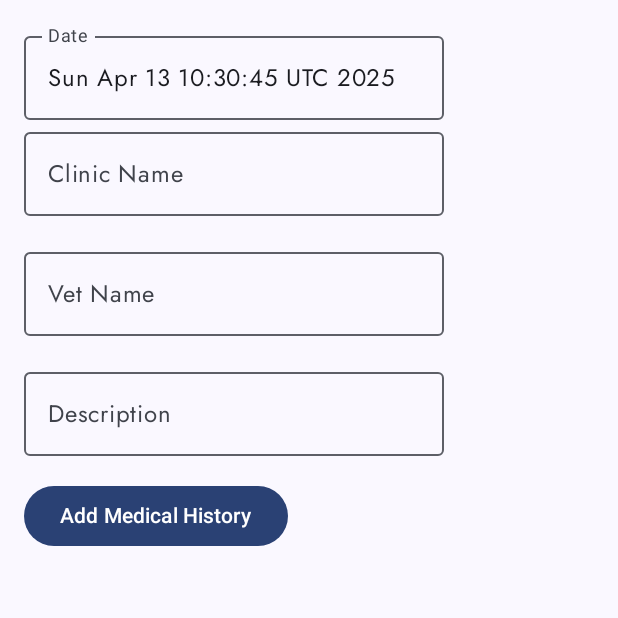
After one commit to Baicha-S/Mobile-Computing-CP3406, an Android app built with Jetpack Compose: the composable AddMedicalInfoPage called with empty values, on a phone screen of 412 x 824 dp, the top half of it. The commit adds this screen. Run offline under Robolectric (Android 15) with nearby library versions, the phone set to English and light mode, and no system bars; our stand-ins replace Room's generated code.

Commit message:
"Add Medical Info data and functions."

```diff
--- a/app/src/main/java/com/example/assignment1/data/AppDatabase.kt
+++ b/app/src/main/java/com/example/assignment1/data/AppDatabase.kt
@@ -4,9 +4,10 @@ import androidx.room.Database
 import androidx.room.RoomDatabase
 import androidx.room.TypeConverters
 
-@Database(entities = [Appointment::class, Pet::class], version = 2)
-@TypeConverters(Converters::class) // Register your com.example.assignment1.data.Converters class here
+@Database(entities = [Appointment::class, Pet::class, MedicalInfo::class], version = 3)
+@TypeConverters(Converters::class)
 abstract class AppDatabase : RoomDatabase() {
     abstract fun appointmentDao(): AppointmentDao
     abstract fun petDao(): PetDao
+    abstract fun medicalInfoDao(): MedicalInfoDao
 }
--- /dev/null
+++ b/app/src/main/java/com/example/assignment1/data/MedicalInfoDao.kt
@@ -0,0 +1,15 @@
+package com.example.assignment1.data
+
+import androidx.room.Dao
+import androidx.room.Insert
+import androidx.room.Query
+import kotlinx.coroutines.flow.Flow
+
+@Dao
+interface MedicalInfoDao {
+    @Insert
+    suspend fun insertMedicalInfo(medicalInfo: MedicalInfo)
+
+    @Query("SELECT * FROM medical_info WHERE petId = :petId")
+    fun getMedicalInfoByPetId(petId: Int): Flow<List<MedicalInfo>>
+}
--- /dev/null
+++ b/app/src/main/java/com/example/assignment1/data/MedicalInfoRepository.kt
@@ -0,0 +1,8 @@
+package com.example.assignment1.data
+
+import kotlinx.coroutines.flow.Flow
+
+interface MedicalInfoRepository {
+    suspend fun insertMedicalInfo(medicalInfo: MedicalInfo)
+    fun getMedicalInfoByPetId(petId: Int): Flow<List<MedicalInfo>>
+}
--- /dev/null
+++ b/app/src/main/java/com/example/assignment1/data/MedicalInfoRepositoryImpl.kt
@@ -0,0 +1,13 @@
+package com.example.assignment1.data
+
+import kotlinx.coroutines.flow.Flow
+
+class MedicalInfoRepositoryImpl(private val medicalInfoDao: MedicalInfoDao) : MedicalInfoRepository {
+    override suspend fun insertMedicalInfo(medicalInfo: MedicalInfo) {
+        medicalInfoDao.insertMedicalInfo(medicalInfo)
+    }
+
+    override fun getMedicalInfoByPetId(petId: Int): Flow<List<MedicalInfo>> {
+        return medicalInfoDao.getMedicalInfoByPetId(petId)
+    }
+}
--- a/app/src/main/java/com/example/assignment1/data/Migration.kt
+++ b/app/src/main/java/com/example/assignment1/data/Migration.kt
@@ -23,3 +23,8 @@ val MIGRATION_1_2 = object : Migration(1, 2) {
         )
     }
 }
+val MIGRATION_2_3 = object : Migration(2, 3){
+    override fun migrate(database: SupportSQLiteDatabase) {
+        database.execSQL("CREATE TABLE `medical_info` (`id` INTEGER PRIMARY KEY AUTOINCREMENT NOT NULL, `petId` INTEGER NOT NULL, `date` INTEGER NOT NULL, `clinicName` TEXT NOT NULL, `vetName` TEXT NOT NULL, `description` TEXT NOT NULL)")
+    }
+}
--- a/app/src/main/java/com/example/assignment1/data/Pet.kt
+++ b/app/src/main/java/com/example/assignment1/data/Pet.kt
@@ -17,10 +17,6 @@ val gender: String,
 val species: String,
 val allergies: String,
 val imageResId: Int,
-
-
-    // Medical Tracker
-    //val medicalHistory: MutableList<String> = mutableListOf(),
 
     // Exercise Tracker
     var exerciseGoalHours: Float = 3.5f, // 3.5 by default but user can adjust
--- a/app/src/main/java/com/example/assignment1/di/Modules.kt
+++ b/app/src/main/java/com/example/assignment1/di/Modules.kt
@@ -9,36 +9,36 @@ import com.example.assignment1.data.*
 import com.example.assignment1.viewModel.*
 import org.koin.android.ext.koin.androidContext
 import org.koin.androidx.viewmodel.dsl.viewModel
-import org.koin.core.scope.get
 import org.koin.dsl.module
 
 @RequiresApi(Build.VERSION_CODES.O)
 val appModules = module {
-    // Room Database
     single {
         Room.databaseBuilder(
             androidContext(),
             AppDatabase::class.java,
             "appointment-db"
-        ).addMigrations(MIGRATION_1_2).build()
+        ).addMigrations(MIGRATION_1_2, MIGRATION_2_3).build()
     }
 
-    // DAOs
     single { get<AppDatabase>().appointmentDao() }
     single { get<AppDatabase>().petDao() }
+    single { get<AppDatabase>().medicalInfoDao() }
     //single { get<AppDatabase>().guidelineDao() }
 
     // Repositories
     single<AppointmentRepository> { AppointmentRepositoryImpl(get()) }
     single<PetRepository> { PetRepositoryImpl(get()) }
     single<GuidelineRepository> { GuidelineRepositoryImpl() }
+    single<MedicalInfoRepository> { MedicalInfoRepositoryImpl(get()) }
 
     // ViewModels
     viewModel { AppointmentViewModel(get()) }
     viewModel { PetsViewModel(get()) }
-    viewModel { PetDetailsViewModel(get()) }
     viewModel { HomeViewModel(get()) }
     viewModel { AddPetProfileViewModel(get()) }
     viewModel { GuidelineViewModel(get()) }
     viewModel { ExerciseViewModel(get()) }
+    viewModel { PetDetailsViewModel(get(), get()) }
+    viewModel { AddMedicalInfoViewModel(get()) }
 }
--- a/app/src/main/java/com/example/assignment1/navigation/Screens.kt
+++ b/app/src/main/java/com/example/assignment1/navigation/Screens.kt
@@ -9,4 +9,5 @@ sealed class Screens(val route: String) {
     object GuidelineScreen : Screens("guideline")
     object PetDetailsScreen : Screens("pet_details/{petId}")
     object PetListScreen : Screens("pet_list")
+    object AddMedicalInfoScreen : Screens("add_medical_history/{petId}")
 }
--- /dev/null
+++ b/app/src/main/java/com/example/assignment1/view/AddMedicalInfoPage.kt
@@ -0,0 +1,81 @@
+package com.example.assignment1.view
+
+import androidx.compose.foundation.layout.*
+import androidx.compose.material3.*
+import androidx.compose.runtime.*
+import androidx.compose.ui.Modifier
+import androidx.compose.ui.unit.dp
+import androidx.navigation.NavController
+import com.example.assignment1.data.MedicalInfo
+import com.example.assignment1.viewModel.AddMedicalInfoViewModel
+import org.koin.androidx.compose.koinViewModel
+import java.util.Date
+
+@Composable
+fun AddMedicalInfoPage(
+    petId: Int,
+    navController: NavController,
+    viewModel: AddMedicalInfoViewModel = koinViewModel()
+) {
+    var date by remember { mutableStateOf(Date()) }
+    var clinicName by remember { mutableStateOf("") }
+    var vetName by remember { mutableStateOf("") }
+    var description by remember { mutableStateOf("") }
+
+    var clinicNameError by remember { mutableStateOf(false) }
+    var vetNameError by remember { mutableStateOf(false) }
+    var descriptionError by remember { mutableStateOf(false) }
+
+    Column(
+        modifier = Modifier
+            .fillMaxSize()
+            .padding(16.dp)
+    ) {
+        OutlinedTextField(
+            value = date.toString(),
+            onValueChange = { /* Handle date input */ },
+            label = { Text("Date") }
+        )
+        OutlinedTextField(
+            value = clinicName,
+            onValueChange = { clinicName = it; clinicNameError = false },
+            label = { Text("Clinic Name") },
+            isError = clinicNameError,
+            supportingText = { if (clinicNameError) Text("Clinic Name cannot be empty") }
+        )
+        OutlinedTextField(
+            value = vetName,
+            onValueChange = { vetName = it; vetNameError = false },
+            label = { Text("Vet Name") },
+            isError = vetNameError,
+            supportingText = { if (vetNameError) Text("Vet Name cannot be empty") }
+        )
+        OutlinedTextField(
+            value = description,
+            onValueChange = { description = it; descriptionError = false },
+            label = { Text("Description") },
+            isError = descriptionError,
+            supportingText = { if (descriptionError) Text("Description cannot be empty") }
+        )
+
+        Button(onClick = {
+            clinicNameError = clinicName.isEmpty()
+            vetNameError = vetName.isEmpty()
+            descriptionError = description.isEmpty()
+
+            if (!clinicNameError && !vetNameError && !descriptionError) {
+                val medicalInfo = MedicalInfo(
+                    petId = petId,
+                    date = date,
+                    clinicName = clinicName,
+                    vetName = vetName,
+                    description = description
+                )
+                viewModel.addMedicalInfo(medicalInfo)
+                navController.popBackStack()
+            }
+        }) {
+            Text("Add Medical History")
+        }
+    }
+}
--- a/app/src/main/java/com/example/assignment1/view/AppointmentPage.kt
+++ b/app/src/main/java/com/example/assignment1/view/AppointmentPage.kt
@@ -17,7 +17,6 @@ import androidx.compose.foundation.layout.fillMaxSize
 import androidx.compose.foundation.layout.fillMaxWidth
 import androidx.compose.foundation.layout.height
 import androidx.compose.foundation.layout.padding
-//noinspection UsingMaterialAndMaterial3Libraries
 import androidx.compose.material.TabRowDefaults.Divider
 import androidx.compose.material.icons.Icons
 import androidx.compose.material.icons.filled.Delete
--- /dev/null
+++ b/app/src/main/java/com/example/assignment1/view/EditPetPage.kt
@@ -0,0 +1 @@
+package com.example.assignment1.view
--- a/app/src/main/java/com/example/assignment1/view/HomePage.kt
+++ b/app/src/main/java/com/example/assignment1/view/HomePage.kt
@@ -25,7 +25,6 @@ import androidx.compose.material.icons.Icons
 import androidx.compose.material.icons.filled.Delete
 import androidx.compose.material3.AlertDialog
 import androidx.compose.material3.CircularProgressIndicator
-import androidx.compose.material3.Divider
 import androidx.compose.material3.HorizontalDivider
 import androidx.compose.material3.Icon
 import androidx.compose.material3.IconButton
@@ -51,7 +50,6 @@ import androidx.compose.ui.res.painterResource
 import androidx.compose.ui.text.font.FontWeight
 import androidx.compose.ui.unit.dp
 import androidx.compose.ui.unit.sp
-import androidx.lifecycle.viewmodel.compose.viewModel
 import androidx.navigation.NavController
 import androidx.navigation.NavHostController
 import com.example.assignment1.data.Appointment
@@ -80,7 +78,6 @@ fun HomePage(navController: NavHostController, homeViewModel: HomeViewModel = ko
             .fillMaxSize()
             .padding(horizontal = 16.dp, vertical = 60.dp)
     ) {
-        //Welcome text
         Text(
             text = "Pet Wellness",
             fontSize = 28.sp,
@@ -88,7 +85,6 @@ fun HomePage(navController: NavHostController, homeViewModel: HomeViewModel = ko
             color = Color.Black,
             modifier = Modifier.padding(horizontal = 16.dp)
         )
-        // Your Pets
         Text(
             text = "Your Pet",
             fontSize = 24.sp,
--- /dev/null
+++ b/app/src/main/java/com/example/assignment1/viewModel/AddMedicalInfoViewModel.kt
@@ -0,0 +1,16 @@
+package com.example.assignment1.viewModel
+
+import androidx.lifecycle.ViewModel
+import androidx.lifecycle.viewModelScope
+import com.example.assignment1.data.MedicalInfo
+import com.example.assignment1.data.MedicalInfoRepository
+import kotlinx.coroutines.launch
+
+class AddMedicalInfoViewModel(private val medicalInfoRepository: MedicalInfoRepository) : ViewModel() {
+
+    fun addMedicalInfo(medicalInfo: MedicalInfo) {
+        viewModelScope.launch {
+            medicalInfoRepository.insertMedicalInfo(medicalInfo)
+        }
+    }
+}
```
Also changed, not shown: app/src/main/java/com/example/assignment1/data/Coverter.kt (+10 -1 lines), app/src/main/java/com/example/assignment1/data/MedicalInfo.kt (added, +15 -0 lines), app/src/main/java/com/example/assignment1/navigation/AppNavigation.kt (+14 -6 lines), app/src/main/java/com/example/assignment1/view/PetDetailsPage.kt (+68 -31 lines), app/src/main/java/com/example/assignment1/viewModel/PetDetailsViewModel.kt (+20 -8 lines).
